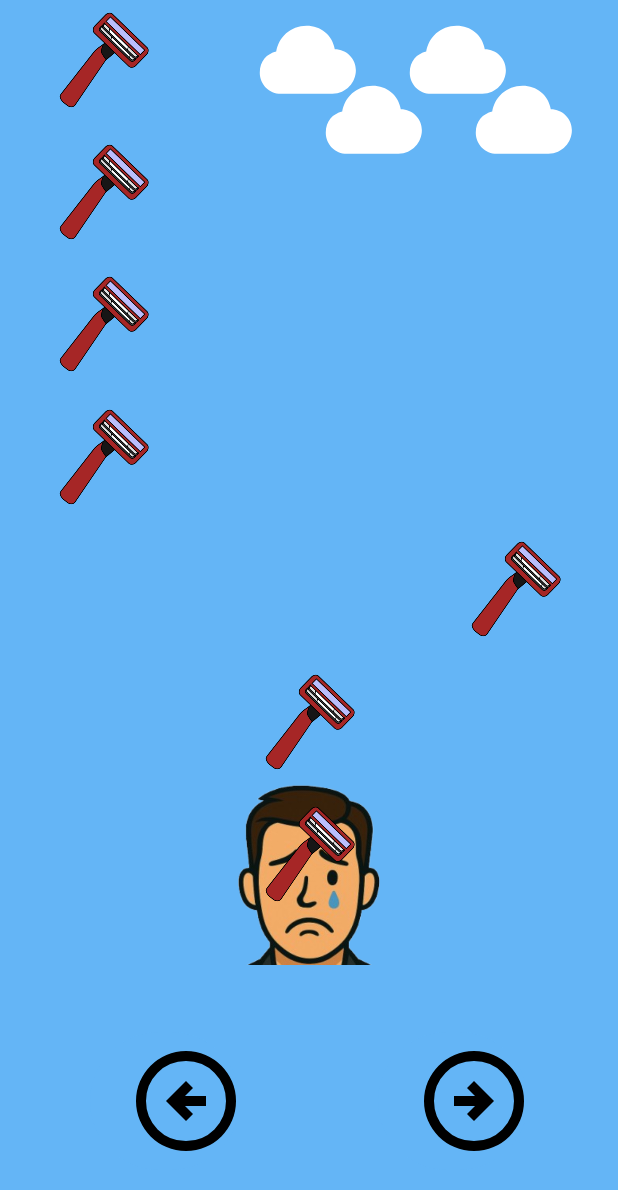
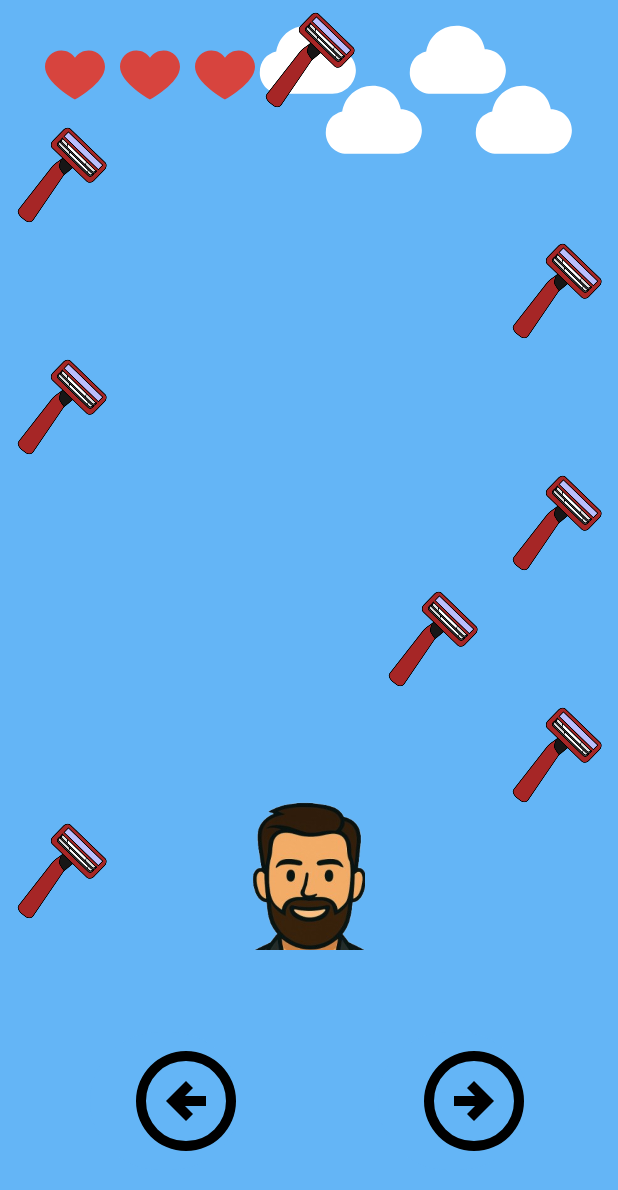
Before and after one commit to Rom-Levi1/SaveTheBeard_FiveLaneGame, an Android app: the screen it shows after launch (MainActivity), on a phone screen of 412 x 824 dp. Shown: the top 1190 px of the screen. Run offline under Robolectric (Android 15) with nearby library versions, the phone set to English and light mode, and no system bars.

Commit message:
updated to 5 lines

```diff
--- a/app/src/main/java/dev/romle/hw1_app/MainActivity.kt
+++ b/app/src/main/java/dev/romle/hw1_app/MainActivity.kt
@@ -84,8 +84,8 @@
 
         obstacleLayout = findViewById(R.id.main)
 
-        obstacleViews = Array (7) {row ->
-            Array (3) {col ->
+        obstacleViews = Array (8) {row ->
+            Array (5) {col ->
                 val resId = resources.getIdentifier("IMG_razor${row}_${col}", "id", packageName)
                 findViewById<AppCompatImageView>(resId) // <-- return directly!
             }
@@ -106,8 +106,8 @@
             updateButtonsState()
         }
 
-        for (i in 0..6)
-            for (j in 0..2)
+        for (i in 0..7)
+            for (j in 0..4)
                 obstacleViews[i][j].visibility = View.INVISIBLE
 
 
@@ -123,7 +123,7 @@
 
     private fun updateButtonsState() {
         BTN_Left.isEnabled = gameManager.getPlayerIndex() > 0
-        BTN_Right.isEnabled = gameManager.getPlayerIndex() < 2
+        BTN_Right.isEnabled = gameManager.getPlayerIndex() < 4
     }
 
     private fun obstacleTimer() {
@@ -150,8 +150,8 @@
     }
 
     private fun updateUI() {
-        for (i in 0..6)
-            for (j in 0..2) {
+        for (i in 0..7)
+            for (j in 0..4) {
                 if (DataManager.obstacles[i][j] == 1)
                     obstacleViews[i][j].visibility = View.VISIBLE
                 else
@@ -171,16 +171,18 @@
         val screenWidth = displayMetrics.widthPixels
         val screenHeight = displayMetrics.heightPixels
 
-        val rowCount = 7
-        val laneCount = 3
+        val rowCount = 8
+        val laneCount = 5
 
         val rowHeight = screenHeight * 0.75f / rowCount
         val razorSize = resources.getDimensionPixelSize(R.dimen.razor_dimen)
 
         val lanePositions = listOf(
-            screenWidth * 1 / 6f,
-            screenWidth * 3 / 6f,
-            screenWidth * 5 / 6f
+            screenWidth * 1 / 10f,
+            screenWidth * 3 / 10f,
+            screenWidth * 5 / 10f,
+            screenWidth * 7 / 10f,
+            screenWidth * 9 / 10f
         )
 
         for (row in 0 until rowCount) {
@@ -208,7 +210,6 @@
         val screenHeight = obstacleLayout.height
 
         val rowCount = 9
-        val laneCount = 3
 
         val rowHeight = screenHeight * 0.85f / rowCount
 
@@ -216,9 +217,11 @@
         val beardHeight = IMG_beard1.height
 
         val laneCenters = listOf(
-            screenWidth * 1 / 6f,
-            screenWidth * 3 / 6f,
-            screenWidth * 5 / 6f
+            screenWidth * 1 / 10f,
+            screenWidth * 3 / 10f,
+            screenWidth * 5 / 10f,
+            screenWidth * 7 / 10f,
+            screenWidth * 9 / 10f
         )
 
         val lanePosition = laneCenters[lane]
--- a/app/src/main/java/dev/romle/hw1_app/logic/GameManager.kt
+++ b/app/src/main/java/dev/romle/hw1_app/logic/GameManager.kt
@@ -10,13 +10,13 @@
     var disqualifications: Int = 0
         private set
 
-    private var playerIndex = 1
+    private var playerIndex = 2
 
     val isGameOver: Boolean
         get() = disqualifications == lifeCount
 
     fun checkCollision(): Boolean {
-        if (DataManager.obstacles[6][playerIndex] == 1){
+        if (DataManager.obstacles[7][playerIndex] == 1){
             disqualifications++
             flag = false
             return true
@@ -32,24 +32,24 @@
 
     fun moveRight()
     {
-        if (playerIndex < 2)
+        if (playerIndex < 5)
             playerIndex++
     }
 
     fun getPlayerIndex(): Int = playerIndex
 
     fun newObstacleIndex(): Int{
-        return (0..2).random()
+        return (0..4).random()
     }
 
     fun arrangeObstacles() {
-        for (i in 6 downTo 1)
-            for (j in 0 .. 2)
+        for (i in 7 downTo 1)
+            for (j in 0 .. 4)
                 DataManager.obstacles[i][j] = DataManager.obstacles[i - 1][j]
 
         val newIndex = newObstacleIndex()
 
-        for (i in 0..2)
+        for (i in 0..4)
             if (i == newIndex)
                 DataManager.obstacles[0][i] = 1
             else
--- a/app/src/main/java/dev/romle/hw1_app/model/DataManager.kt
+++ b/app/src/main/java/dev/romle/hw1_app/model/DataManager.kt
@@ -4,7 +4,7 @@
 
 class DataManager {
     companion object{
-        var obstacles = Array(7) {IntArray(3)}
+        var obstacles = Array(8) {IntArray(5)}
             private set
 
         var imageIndex = 0
--- a/app/src/main/res/layout/activity_main.xml
+++ b/app/src/main/res/layout/activity_main.xml
@@ -137,6 +137,20 @@
              />
 
         <androidx.appcompat.widget.AppCompatImageView
+            android:id="@+id/IMG_razor0_3"
+            android:layout_width="@dimen/razor_dimen"
+            android:layout_height="@dimen/razor_dimen"
+            app:srcCompat="@drawable/razor"
+            />
+
+        <androidx.appcompat.widget.AppCompatImageView
+            android:id="@+id/IMG_razor0_4"
+            android:layout_width="@dimen/razor_dimen"
+            android:layout_height="@dimen/razor_dimen"
+            app:srcCompat="@drawable/razor"
+            />
+
+        <androidx.appcompat.widget.AppCompatImageView
             android:id="@+id/IMG_razor1_0"
             android:layout_width="@dimen/razor_dimen"
             android:layout_height="@dimen/razor_dimen"
@@ -156,6 +170,20 @@
             android:layout_height="@dimen/razor_dimen"
             app:srcCompat="@drawable/razor"
              />
+
+        <androidx.appcompat.widget.AppCompatImageView
+            android:id="@+id/IMG_razor1_3"
+            android:layout_width="@dimen/razor_dimen"
+            android:layout_height="@dimen/razor_dimen"
+            app:srcCompat="@drawable/razor"
+            />
+
+        <androidx.appcompat.widget.AppCompatImageView
+            android:id="@+id/IMG_razor1_4"
+            android:layout_width="@dimen/razor_dimen"
+            android:layout_height="@dimen/razor_dimen"
+            app:srcCompat="@drawable/razor"
+            />
 
         <androidx.appcompat.widget.AppCompatImageView
             android:id="@+id/IMG_razor2_0"
@@ -179,6 +207,20 @@
              />
 
         <androidx.appcompat.widget.AppCompatImageView
+            android:id="@+id/IMG_razor2_3"
+            android:layout_width="@dimen/razor_dimen"
+            android:layout_height="@dimen/razor_dimen"
+            app:srcCompat="@drawable/razor"
+            />
+
+        <androidx.appcompat.widget.AppCompatImageView
+            android:id="@+id/IMG_razor2_4"
+            android:layout_width="@dimen/razor_dimen"
+            android:layout_height="@dimen/razor_dimen"
+            app:srcCompat="@drawable/razor"
+            />
+
+        <androidx.appcompat.widget.AppCompatImageView
             android:id="@+id/IMG_razor3_0"
             android:layout_width="@dimen/razor_dimen"
             android:layout_height="@dimen/razor_dimen"
@@ -198,6 +240,20 @@
             android:layout_height="@dimen/razor_dimen"
             app:srcCompat="@drawable/razor"
              />
+
+        <androidx.appcompat.widget.AppCompatImageView
+            android:id="@+id/IMG_razor3_3"
+            android:layout_width="@dimen/razor_dimen"
+            android:layout_height="@dimen/razor_dimen"
+            app:srcCompat="@drawable/razor"
+            />
+
+        <androidx.appcompat.widget.AppCompatImageView
+            android:id="@+id/IMG_razor3_4"
+            android:layout_width="@dimen/razor_dimen"
+            android:layout_height="@dimen/razor_dimen"
+            app:srcCompat="@drawable/razor"
+            />
 
         <androidx.appcompat.widget.AppCompatImageView
             android:id="@+id/IMG_razor4_0"
@@ -221,6 +277,20 @@
              />
 
         <androidx.appcompat.widget.AppCompatImageView
+            android:id="@+id/IMG_razor4_3"
+            android:layout_width="@dimen/razor_dimen"
+            android:layout_height="@dimen/razor_dimen"
+            app:srcCompat="@drawable/razor"
+            />
+
+        <androidx.appcompat.widget.AppCompatImageView
+            android:id="@+id/IMG_razor4_4"
+            android:layout_width="@dimen/razor_dimen"
+            android:layout_height="@dimen/razor_dimen"
+            app:srcCompat="@drawable/razor"
+            />
+
+        <androidx.appcompat.widget.AppCompatImageView
             android:id="@+id/IMG_razor5_0"
             android:layout_width="@dimen/razor_dimen"
             android:layout_height="@dimen/razor_dimen"
@@ -240,6 +310,20 @@
             android:layout_height="@dimen/razor_dimen"
             app:srcCompat="@drawable/razor"
              />
+
+        <androidx.appcompat.widget.AppCompatImageView
+            android:id="@+id/IMG_razor5_3"
+            android:layout_width="@dimen/razor_dimen"
+            android:layout_height="@dimen/razor_dimen"
+            app:srcCompat="@drawable/razor"
+            />
+
+        <androidx.appcompat.widget.AppCompatImageView
+            android:id="@+id/IMG_razor5_4"
+            android:layout_width="@dimen/razor_dimen"
+            android:layout_height="@dimen/razor_dimen"
+            app:srcCompat="@drawable/razor"
+            />
 
         <androidx.appcompat.widget.AppCompatImageView
             android:id="@+id/IMG_razor6_0"
@@ -269,6 +353,71 @@
             android:layout_alignParentStart="true"
             />
 
+        <androidx.appcompat.widget.AppCompatImageView
+            android:id="@+id/IMG_razor6_3"
+            android:layout_width="@dimen/razor_dimen"
+            android:layout_height="@dimen/razor_dimen"
+            app:srcCompat="@drawable/razor"
+            android:layout_alignParentTop="true"
+            android:layout_alignParentStart="true"
+
+            />
+
+        <androidx.appcompat.widget.AppCompatImageView
+            android:id="@+id/IMG_razor6_4"
+            android:layout_width="@dimen/razor_dimen"
+            android:layout_height="@dimen/razor_dimen"
+            app:srcCompat="@drawable/razor"
+            android:layout_alignParentTop="true"
+            android:layout_alignParentStart="true"
+            />
+
+        <androidx.appcompat.widget.AppCompatImageView
+            android:id="@+id/IMG_razor7_0"
+            android:layout_width="@dimen/razor_dimen"
+            android:layout_height="@dimen/razor_dimen"
+            app:srcCompat="@drawable/razor"
+            android:layout_alignParentTop="true"
+            android:layout_alignParentStart="true"
+            />
+
+        <androidx.appcompat.widget.AppCompatImageView
+            android:id="@+id/IMG_razor7_1"
+            android:layout_width="@dimen/razor_dimen"
+            android:layout_height="@dimen/razor_dimen"
+            app:srcCompat="@drawable/razor"
+            android:layout_alignParentTop="true"
+            android:layout_alignParentStart="true"
+
+            />
+
+        <androidx.appcompat.widget.AppCompatImageView
+            android:id="@+id/IMG_razor7_2"
+            android:layout_width="@dimen/razor_dimen"
+            android:layout_height="@dimen/razor_dimen"
+            app:srcCompat="@drawable/razor"
+            android:layout_alignParentTop="true"
+            android:layout_alignParentStart="true"
+            />
+
+        <androidx.appcompat.widget.AppCompatImageView
+            android:id="@+id/IMG_razor7_3"
+            android:layout_width="@dimen/razor_dimen"
+            android:layout_height="@dimen/razor_dimen"
+            app:srcCompat="@drawable/razor"
+            android:layout_alignParentTop="true"
+            android:layout_alignParentStart="true"
+
+            />
+
+        <androidx.appcompat.widget.AppCompatImageView
+            android:id="@+id/IMG_razor7_4"
+            android:layout_width="@dimen/razor_dimen"
+            android:layout_height="@dimen/razor_dimen"
+            app:srcCompat="@drawable/razor"
+            android:layout_alignParentTop="true"
+            android:layout_alignParentStart="true"
+            />
 
         </RelativeLayout>
 
--- a/app/src/main/res/values/dimens.xml
+++ b/app/src/main/res/values/dimens.xml
@@ -3,7 +3,7 @@
     <dimen name="default_margin">30dp</dimen>
     <dimen name="heart_dimens">40dp</dimen>
     <dimen name="heart_margin">10dp</dimen>
-    <dimen name="player_dimen">120dp</dimen>
+    <dimen name="player_dimen">100dp</dimen>
     <dimen name="player_margin">100dp</dimen>
     <dimen name="razor_dimen">80dp</dimen>
     <dimen name="arrow_dimen">100dp</dimen>
```
